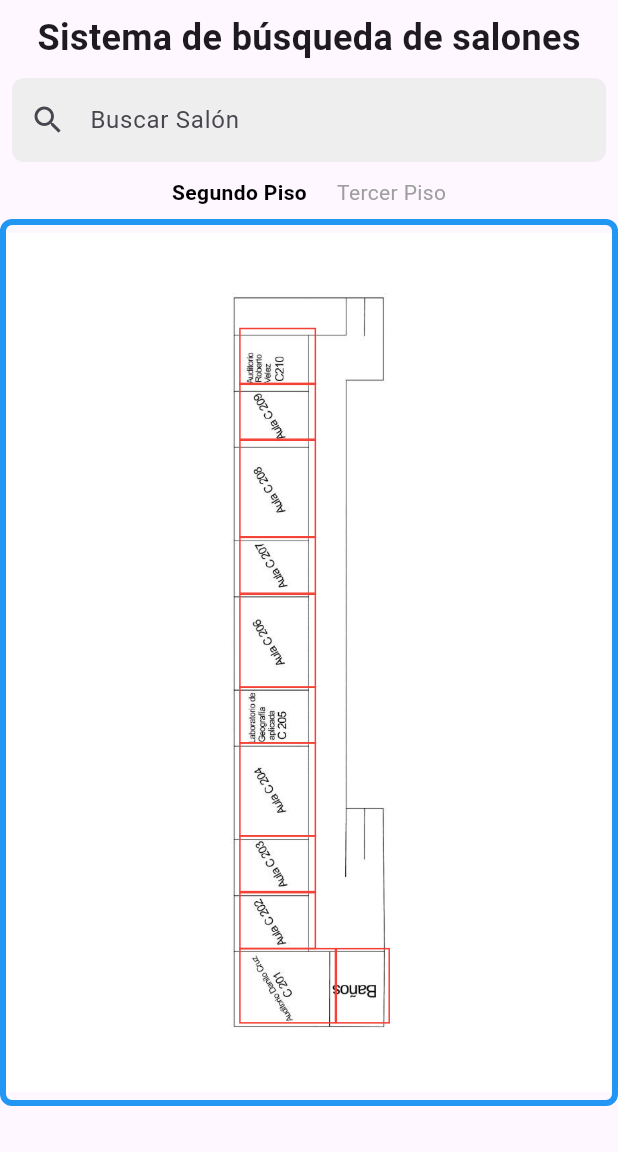
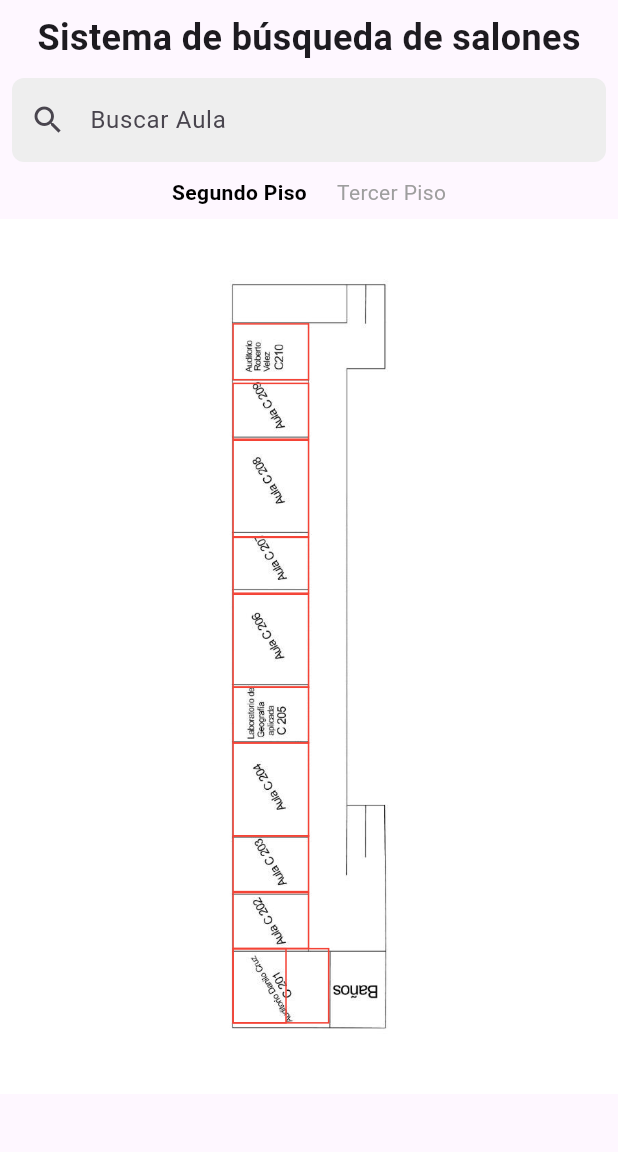
Before and after one commit to Magaca78/ClassCompass_SoftwareIII, a Flutter app: the screen it shows after launch, on a phone screen of 412 x 824 dp, the part 84-1236 px from its top. Run offline on Flutter 3.47's test engine with Material 3 defaults, Android fonts, the phone set to English and light mode, and no system bars; our stand-ins replace google_fonts.

Commit message:
Busqueda de salones version 1

```diff
--- a/lib/home_page.dart
+++ b/lib/home_page.dart
@@ -12,7 +12,8 @@ class MyHomePage extends StatefulWidget {
 }
 
 class _MyHomePageState extends State<MyHomePage> {
-  String selectedFloor = "Segundo Piso"; // Piso seleccionado por defecto
+  String selectedFloor = "Segundo Piso";
+  String searchQuery = "";
 
   @override
   Widget build(BuildContext context) {
@@ -22,7 +23,7 @@ class _MyHomePageState extends State<MyHomePage> {
         title: Row(
           children: [
             Image.asset(
-              'assets/LogoUniversidadDeCaldas.png', // Ruta del logo
+              'assets/LogoUniversidadDeCaldas.png',
               height: 50,
             ),
             const SizedBox(width: 10),
@@ -42,7 +43,7 @@ class _MyHomePageState extends State<MyHomePage> {
           IconButton(
             icon: const Icon(Icons.more_vert),
             onPressed: () {
-              // Acción adicional
+
             },
           ),
         ],
@@ -58,8 +59,16 @@ class _MyHomePageState extends State<MyHomePage> {
                   style: TextStyle(fontSize: 24, fontWeight: FontWeight.bold),
                 ),
                 const SizedBox(height: 10),
-                const custom_search.SearchBar(),
+                // Barra de búsqueda
+                custom_search.Search(
+                  onSearchChanged: (query) {
+                    setState(() {
+                      searchQuery = query; // Actualiza el texto de búsqueda
+                    });
+                  },
+                ),
                 const SizedBox(height: 10),
+                // Selector de pisos
                 FloorSelector(
                   selectedFloor: selectedFloor,
                   onFloorSelected: (floor) {
@@ -72,7 +81,10 @@ class _MyHomePageState extends State<MyHomePage> {
             ),
           ),
           Expanded(
-            child: InteractiveMap(floor: selectedFloor), // Pasa el piso al mapa
+            child: InteractiveMap(
+              floor: selectedFloor,
+              searchQuery: searchQuery, // Pasa la búsqueda al mapa
+            ),
           ),
         ],
       ),
--- a/lib/interactive_map.dart
+++ b/lib/interactive_map.dart
@@ -3,8 +3,13 @@ import 'info_rect.dart';
 
 class InteractiveMap extends StatefulWidget {
   final String floor;
+  final String searchQuery;
 
-  const InteractiveMap({Key? key, required this.floor}) : super(key: key);
+  const InteractiveMap({
+    Key? key,
+    required this.floor,
+    required this.searchQuery,
+  }) : super(key: key);
 
   @override
   _InteractiveMapState createState() => _InteractiveMapState();
@@ -18,32 +23,41 @@ class _InteractiveMapState extends State<InteractiveMap> {
 
   final Map<String, List<InfoRect>> floorRectangles = {
     "Segundo Piso": [
-      InfoRect(rect: Rect.fromLTWH(0.387, 0.1243, 0.1245, 0.0655), info: 'Aula C210'),
-      InfoRect(rect: Rect.fromLTWH(0.387, 0.187, 0.1245, 0.0655), info: 'Aula C209'),
-      InfoRect(rect: Rect.fromLTWH(0.387, 0.252, 0.1245, 0.112), info: 'Aula C208'),
-      InfoRect(rect: Rect.fromLTWH(0.387, 0.363, 0.1245, 0.0655), info: 'Aula C207'),
-      InfoRect(rect: Rect.fromLTWH(0.387, 0.428, 0.1245, 0.108), info: 'Aula C206'),
-      InfoRect(rect: Rect.fromLTWH(0.387, 0.534, 0.1245, 0.0655), info: 'Aula C205'),
-      InfoRect(rect: Rect.fromLTWH(0.387, 0.598, 0.1245, 0.108), info: 'Aula C204'),
-      InfoRect(rect: Rect.fromLTWH(0.387, 0.704, 0.1245, 0.0655), info: 'Aula C203'),
-      InfoRect(rect: Rect.fromLTWH(0.387, 0.769, 0.1245, 0.0655), info: 'Aula C202'),
-      InfoRect(rect: Rect.fromLTWH(0.387, 0.833, 0.157, 0.0865), info: 'Aula C201'),
-      InfoRect(rect: Rect.fromLTWH(0.543, 0.833, 0.088, 0.0865), info: 'Baños Piso 2'),
+      InfoRect(rect: Rect.fromLTWH(0.376, 0.119, 0.1245, 0.0655), info: 'Aula C210'),
+      InfoRect(rect: Rect.fromLTWH(0.376, 0.187, 0.1245, 0.0655), info: 'Aula C209'),
+      InfoRect(rect: Rect.fromLTWH(0.376, 0.252, 0.1245, 0.112), info: 'Aula C208'),
+      InfoRect(rect: Rect.fromLTWH(0.376, 0.363, 0.1245, 0.0655), info: 'Aula C207'),
+      InfoRect(rect: Rect.fromLTWH(0.376, 0.428, 0.1245, 0.108), info: 'Aula C206'),
+      InfoRect(rect: Rect.fromLTWH(0.376, 0.534, 0.1245, 0.0655), info: 'Aula C205'),
+      InfoRect(rect: Rect.fromLTWH(0.376, 0.598, 0.1245, 0.108), info: 'Aula C204'),
+      InfoRect(rect: Rect.fromLTWH(0.376, 0.704, 0.1245, 0.0655), info: 'Aula C203'),
+      InfoRect(rect: Rect.fromLTWH(0.376, 0.769, 0.1245, 0.0655), info: 'Aula C202'),
+      InfoRect(rect: Rect.fromLTWH(0.376, 0.833, 0.157, 0.0865), info: 'Aula C201'),
+      InfoRect(rect: Rect.fromLTWH(0.376, 0.833, 0.088, 0.0865), info: 'Baños Piso 2'),
     ],
     "Tercer Piso": [
-      InfoRect(rect: Rect.fromLTWH(0.2, 0.3, 0.2, 0.1), info: 'Aula C310'),
-      InfoRect(rect: Rect.fromLTWH(0.4, 0.5, 0.2, 0.1), info: 'Aula C309'),
+      InfoRect(rect: Rect.fromLTWH(0.376, 0.1243, 0.1245, 0.0655), info: 'Aula C310'),
+      InfoRect(rect: Rect.fromLTWH(0.376, 0.187, 0.1245, 0.0655), info: 'Aula C309'),
     ],
   };
 
   double? imageWidth;
   double? imageHeight;
-  Set<InfoRect> selectedRects = Set();
+  late List<InfoRect> filteredRects; // Lista de rectángulos filtrados
 
   @override
   void initState() {
     super.initState();
     _loadImageDimensions();
+    _filterAulas(widget.searchQuery);
+  }
+
+  @override
+  void didUpdateWidget(covariant InteractiveMap oldWidget) {
+    super.didUpdateWidget(oldWidget);
+    if (oldWidget.searchQuery != widget.searchQuery || oldWidget.floor != widget.floor) {
+      _filterAulas(widget.searchQuery);
+    }
   }
 
   void _loadImageDimensions() {
@@ -57,6 +71,81 @@ class _InteractiveMapState extends State<InteractiveMap> {
           imageHeight = info.image.height.toDouble();
         });
       }),
+    );
+  }
+
+  void _filterAulas(String query) {
+    final List<InfoRect> allRects = floorRectangles[widget.floor] ?? [];
+    setState(() {
+      if (query.isEmpty) {
+        filteredRects = allRects;
+      } else {
+        filteredRects = allRects
+            .where((rect) => rect.info.toLowerCase().contains(query.toLowerCase()))
+            .toList();
+      }
+    });
+  }
+
+  @override
+  Widget build(BuildContext context) {
+    final String imagePath = floorImages[widget.floor] ?? floorImages.values.first;
+
+    return LayoutBuilder(
+      builder: (context, constraints) {
+        final screenWidth = constraints.maxWidth;
+        final screenHeight = constraints.maxHeight;
+
+        if (imageWidth == null || imageHeight == null) {
+          return const Center(child: CircularProgressIndicator());
+        }
+
+        // Escala de la imagen
+        double scaleX = screenWidth / imageWidth!;
+        double scaleY = screenHeight / imageHeight!;
+        double scale = (scaleX < scaleY) ? scaleX : scaleY;
+
+        // Tamaño final de la imagen
+        double imageDisplayWidth = imageWidth! * scale;
+        double imageDisplayHeight = imageHeight! * scale;
+
+        return InteractiveViewer(
+          panEnabled: true,
+          minScale: 0.5,
+          maxScale: 3.0,
+          child: Stack(
+            children: [
+              // Imagen del mapa
+              Image.asset(
+                imagePath,
+                width: imageDisplayWidth,
+                height: imageDisplayHeight,
+                fit: BoxFit.contain,
+              ),
+              // Rectángulos interactivos
+              ...filteredRects.map((infoRect) {
+                return Positioned(
+                  left: infoRect.rect.left * imageDisplayWidth,
+                  top: infoRect.rect.top * imageDisplayHeight,
+                  width: infoRect.rect.width * imageDisplayWidth,
+                  height: infoRect.rect.height * imageDisplayHeight,
+                  child: GestureDetector(
+                    onTap: () {
+                      _showMessage(context, infoRect.info);
+                    },
+                    child: Container(
+                      decoration: BoxDecoration(
+                        color: Colors.transparent,
+                        border: Border.all(color: Colors.red, width: 1),
+                      ),
+                    ),
+                  ),
+                );
+              }).toList(),
+            ],
+          ),
+        );
+      },
     );
   }
 
@@ -77,88 +166,4 @@ class _InteractiveMapState extends State<InteractiveMap> {
       },
     );
   }
-
-  @override
-  Widget build(BuildContext context) {
-    final String imagePath = floorImages[widget.floor] ?? floorImages.values.first;
-    final List<InfoRect> rectangles = floorRectangles[widget.floor] ?? [];
-
-    return LayoutBuilder(
-      builder: (context, constraints) {
-        final screenWidth = constraints.maxWidth;
-        final screenHeight = constraints.maxHeight;
-
-        if (imageWidth == null || imageHeight == null) {
-          return const Center(child: CircularProgressIndicator());
-        }
-
-        // Establecer el tamaño de la imagen basado en la pantalla, sin distorsión
-        double scaleX = screenWidth / imageWidth!;
-        double scaleY = screenHeight / imageHeight!;
-        double scale = (scaleX < scaleY) ? scaleX : scaleY;
-
-        // Establecer límites para evitar que la imagen sea demasiado grande
-        double maxWidth = 1200;
-        double maxHeight = 800;
-
-        double imageDisplayWidth = (imageWidth! * scale).toDouble();
-        double imageDisplayHeight = (imageHeight! * scale).toDouble();
-
-        if (imageDisplayWidth > maxWidth) imageDisplayWidth = maxWidth;
-        if (imageDisplayHeight > maxHeight) imageDisplayHeight = maxHeight;
-
-        return InteractiveViewer(
-          panEnabled: true,
-          minScale: 0.5,
-          maxScale: 3.0,
-          child: Stack(
-            children: [
-              // Imagen con bordes
-              Container(
-                decoration: BoxDecoration(
-                  border: Border.all(color: Colors.blue, width: 4),
-                  borderRadius: BorderRadius.circular(8),
-                ),
-                child: Image.asset(
-                  imagePath,
-                  width: imageDisplayWidth,
-                  height: imageDisplayHeight,
-                  fit: BoxFit.contain,
-                ),
-              ),
-              // Cuadrados interactivos basados en la imagen
-              ...rectangles.map((infoRect) {
-                return Positioned(
-                  left: infoRect.rect.left * imageDisplayWidth,  // Usar el tamaño de la imagen
-                  top: infoRect.rect.top * imageDisplayHeight,   // Usar el tamaño de la imagen
-                  width: infoRect.rect.width * imageDisplayWidth, // Usar el tamaño de la imagen
-                  height: infoRect.rect.height * imageDisplayHeight, // Usar el tamaño de la imagen
-                  child: GestureDetector(
-                    onTap: () {
-                      setState(() {
-                        if (selectedRects.contains(infoRect)) {
-                          selectedRects.remove(infoRect);
-                        } else {
-                          selectedRects.add(infoRect);
-                        }
-                        _showMessage(context, infoRect.info);
-                      });
-                    },
-                    child: Container(
-                      decoration: BoxDecoration(
-                        color: Colors.transparent,
-                        border: selectedRects.contains(infoRect)
-                            ? Border.all(color: Colors.green, width: 1)
-                            : Border.all(color: Colors.red, width: 1),
-                      ),
-                    ),
-                  ),
-                );
-              }).toList(),
-            ],
-          ),
-        );
-      },
-    );
-  }
 }
--- a/lib/search_bar.dart
+++ b/lib/search_bar.dart
@@ -1,13 +1,16 @@
 import 'package:flutter/material.dart';
 
-class SearchBar extends StatelessWidget {
-  const SearchBar({super.key});
+class Search extends StatelessWidget {
+  final Function(String) onSearchChanged;
+
+  const Search({super.key, required this.onSearchChanged});
 
   @override
   Widget build(BuildContext context) {
     return TextField(
+      onChanged: onSearchChanged,
       decoration: InputDecoration(
-        hintText: 'Buscar Salón',
+        hintText: 'Buscar Aula',
         prefixIcon: const Icon(Icons.search),
         border: OutlineInputBorder(
           borderRadius: BorderRadius.circular(8.0),
```
